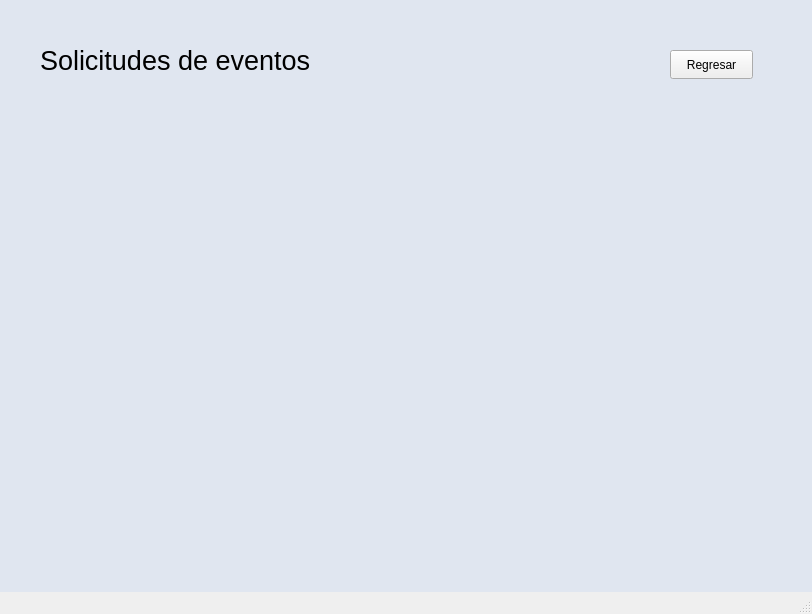
Old version of the form Proyecto/ProyectoEventos/mainwindow.ui in the repository ValeriaMora27/Proyecto-i2023-ie2017.
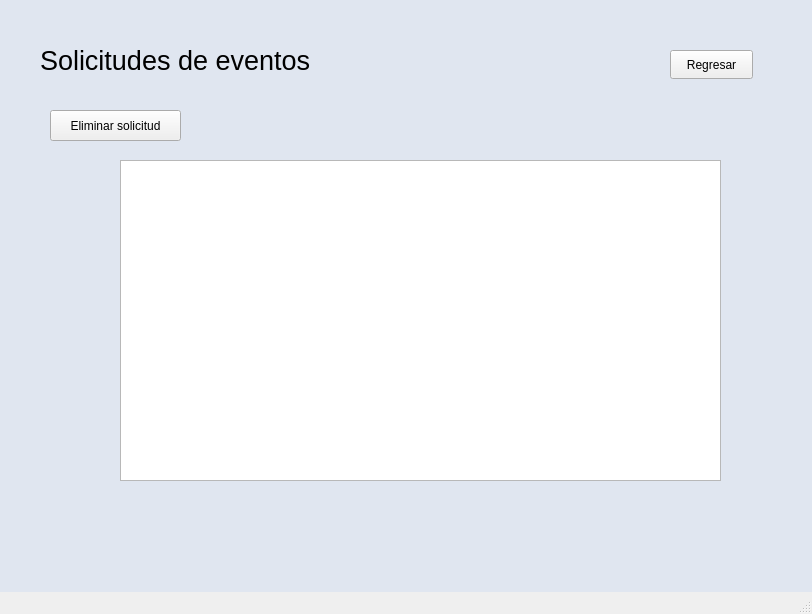
New version of the form. The open tabs and pages were chosen to show the change. Icons and pictures are not drawn.

Commit message: Agregando funcionalidad de solicitudes de eventos

Diff of the .ui file:
```diff
--- a/Proyecto/ProyectoEventos/mainwindow.ui
+++ b/Proyecto/ProyectoEventos/mainwindow.ui
@@ -1435,6 +1435,29 @@
        <string>Regresar</string>
       </property>
      </widget>
+     <widget class="QPushButton" name="pushButton_Eliminar_Solicitud">
+      <property name="geometry">
+       <rect>
+        <x>50</x>
+        <y>110</y>
+        <width>131</width>
+        <height>31</height>
+       </rect>
+      </property>
+      <property name="text">
+       <string>Eliminar solicitud</string>
+      </property>
+     </widget>
+     <widget class="QTableWidget" name="tablaSolicitudes">
+      <property name="geometry">
+       <rect>
+        <x>120</x>
+        <y>160</y>
+        <width>601</width>
+        <height>321</height>
+       </rect>
+      </property>
+     </widget>
     </widget>
     <widget class="QWidget" name="page10_Contacto">
      <widget class="QLabel" name="label_5">
```
Left out of the diff: 14 changed lines with no effect on the pictures. The commit also changes 6 other files.
